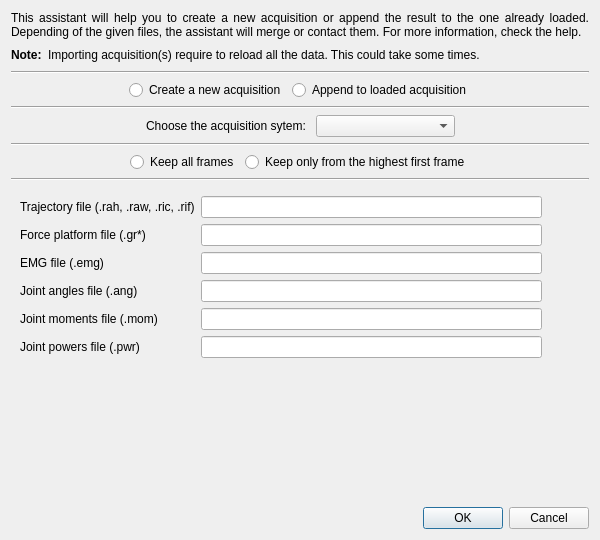
Qt form Tools/Mokka/ImportAssistantDialog.ui (Biomechanical-ToolKit/BTKCore) before a commit.
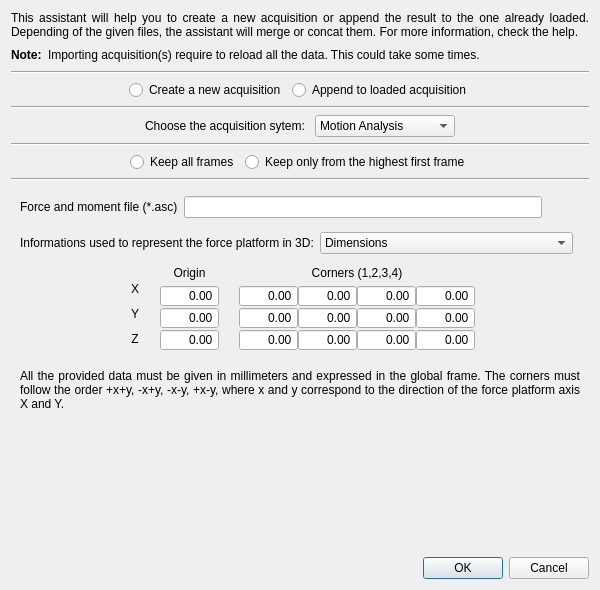
The same form after that commit. The open tabs and pages were chosen to show the change. Icons and pictures are not drawn.

Commit message: [ENH] Mokka: AMTI file supported: use an assistant to give extra informations related to the force platform (dimensions or geometry). [UPD] Mokka: Last configuration of the import assistant saved. [FIX] Mokka: Action to import EMF file not connected.

The edit to the form file:
```diff
--- a/Tools/Mokka/ImportAssistantDialog.ui
+++ b/Tools/Mokka/ImportAssistantDialog.ui
@@ -7,7 +7,7 @@
     <x>0</x>
     <y>0</y>
     <width>600</width>
-    <height>540</height>
+    <height>590</height>
    </rect>
   </property>
   <property name="windowTitle">
@@ -17,7 +17,7 @@
    <item>
     <widget class="QLabel" name="infolabel">
      <property name="text">
-      <string>This assistant will help you to create a new acquisition or append the result to the one already loaded. Depending of the given files, the assistant will merge or contact them. For more information, check the help. </string>
+      <string>This assistant will help you to create a new acquisition or append the result to the one already loaded. Depending of the given files, the assistant will merge or concat them. For more information, check the help. </string>
      </property>
      <property name="alignment">
       <set>Qt::AlignJustify|Qt::AlignTop</set>
@@ -153,7 +153,7 @@
      <item>
       <widget class="QComboBox" name="acquisitionSystemComboBox">
        <property name="currentIndex">
-        <number>-1</number>
+        <number>0</number>
        </property>
        <item>
         <property name="text">
@@ -165,6 +165,11 @@
          <string>BTS Bioengineering</string>
         </property>
        </item>
+       <item>
+        <property name="text">
+         <string>AMTI Force Platform</string>
+        </property>
+       </item>
       </widget>
      </item>
      <item>
@@ -259,7 +264,7 @@
 }</string>
      </property>
      <property name="currentIndex">
-      <number>2</number>
+      <number>3</number>
      </property>
      <widget class="QWidget" name="page"/>
      <widget class="QWidget" name="motionPage">
@@ -596,23 +601,755 @@
          </property>
         </widget>
        </item>
+       <item row="6" column="0">
+        <spacer name="verticalSpacer_2">
+         <property name="orientation">
+          <enum>Qt::Vertical</enum>
+         </property>
+         <property name="sizeHint" stdset="0">
+          <size>
+           <width>20</width>
+           <height>40</height>
+          </size>
+         </property>
+        </spacer>
+       </item>
+      </layout>
+     </widget>
+     <widget class="QWidget" name="amtiPage">
+      <layout class="QVBoxLayout" name="verticalLayout_2">
+       <item>
+        <layout class="QHBoxLayout" name="horizontalLayout_5">
+         <item>
+          <widget class="QLabel" name="amtiForceMomentLabel">
+           <property name="text">
+            <string>Force and moment file (*.asc)</string>
+           </property>
+          </widget>
+         </item>
+         <item>
+          <widget class="QLineEdit" name="amtiForceMomentLineEdit"/>
+         </item>
+         <item>
+          <widget class="QPushButton" name="amtiForceMomentButton">
+           <property name="sizePolicy">
+            <sizepolicy hsizetype="Minimum" vsizetype="Preferred">
+             <horstretch>0</horstretch>
+             <verstretch>0</verstretch>
+            </sizepolicy>
+           </property>
+           <property name="text">
+            <string/>
+           </property>
+           <property name="icon">
+            <iconset resource="images.qrc">
+             <normaloff>:/Resources/Images/folder.png</normaloff>:/Resources/Images/folder.png</iconset>
+           </property>
+           <property name="flat">
+            <bool>true</bool>
+           </property>
+          </widget>
+         </item>
+        </layout>
+       </item>
+       <item>
+        <spacer name="verticalSpacer_4">
+         <property name="orientation">
+          <enum>Qt::Vertical</enum>
+         </property>
+         <property name="sizeType">
+          <enum>QSizePolicy::Fixed</enum>
+         </property>
+         <property name="sizeHint" stdset="0">
+          <size>
+           <width>20</width>
+           <height>8</height>
+          </size>
+         </property>
+        </spacer>
+       </item>
+       <item>
+        <layout class="QHBoxLayout" name="horizontalLayout_6">
+         <item>
+          <widget class="QLabel" name="label">
+           <property name="text">
+            <string>Informations used to represent the force platform in 3D:</string>
+           </property>
+          </widget>
+         </item>
+         <item>
+          <widget class="QComboBox" name="amtiInformationsComboBox">
+           <item>
+            <property name="text">
+             <string>Dimensions</string>
+            </property>
+           </item>
+           <item>
+            <property name="text">
+             <string>Geometry (advanced)</string>
+            </property>
+           </item>
+          </widget>
+         </item>
+         <item>
+          <spacer name="horizontalSpacer_9">
+           <property name="orientation">
+            <enum>Qt::Horizontal</enum>
+           </property>
+          </spacer>
+         </item>
+        </layout>
+       </item>
+       <item>
+        <widget class="QStackedWidget" name="amtiStackedWidget">
+         <property name="currentIndex">
+          <number>0</number>
+         </property>
+         <widget class="QWidget" name="amtiDimensionsPage">
+          <layout class="QVBoxLayout" name="verticalLayout_3">
+           <property name="leftMargin">
+            <number>0</number>
+           </property>
+           <property name="topMargin">
+            <number>6</number>
+           </property>
+           <property name="rightMargin">
+            <number>0</number>
+           </property>
+           <property name="bottomMargin">
+            <number>0</number>
+           </property>
+           <item>
+            <layout class="QHBoxLayout" name="horizontalLayout_8">
+             <property name="spacing">
+              <number>3</number>
+             </property>
+             <property name="bottomMargin">
+              <number>12</number>
+             </property>
+             <item>
+              <spacer name="horizontalSpacer_15">
+               <property name="orientation">
+                <enum>Qt::Horizontal</enum>
+               </property>
+               <property name="sizeHint" stdset="0">
+                <size>
+                 <width>40</width>
+                 <height>20</height>
+                </size>
+               </property>
+              </spacer>
+             </item>
+             <item>
+              <widget class="QLabel" name="label_2">
+               <property name="text">
+                <string>Width:</string>
+               </property>
+              </widget>
+             </item>
+             <item>
+              <widget class="QDoubleSpinBox" name="amtiWidthSpinBox">
+               <property name="alignment">
+                <set>Qt::AlignRight|Qt::AlignTrailing|Qt::AlignVCenter</set>
+               </property>
+               <property name="buttonSymbols">
+                <enum>QAbstractSpinBox::NoButtons</enum>
+               </property>
+               <property name="suffix">
+                <string>mm</string>
+               </property>
+               <property name="maximum">
+                <double>9999.989999999999782</double>
+               </property>
+              </widget>
+             </item>
+             <item>
+              <spacer name="horizontalSpacer_8">
+               <property name="orientation">
+                <enum>Qt::Horizontal</enum>
+               </property>
+               <property name="sizeHint" stdset="0">
+                <size>
+                 <width>28</width>
+                 <height>20</height>
+                </size>
+               </property>
+              </spacer>
+             </item>
+             <item>
+              <widget class="QLabel" name="label_4">
+               <property name="text">
+                <string>Length:</string>
+               </property>
+              </widget>
+             </item>
+             <item>
+              <widget class="QDoubleSpinBox" name="amtiLengthSpinBox">
+               <property name="alignment">
+                <set>Qt::AlignRight|Qt::AlignTrailing|Qt::AlignVCenter</set>
+               </property>
+               <property name="buttonSymbols">
+                <enum>QAbstractSpinBox::NoButtons</enum>
+               </property>
+               <property name="suffix">
+                <string>mm</string>
+               </property>
+               <property name="maximum">
+                <double>9999.989999999999782</double>
+               </property>
+              </widget>
+             </item>
+             <item>
+              <spacer name="horizontalSpacer_11">
+               <property name="orientation">
+                <enum>Qt::Horizontal</enum>
+               </property>
+               <property name="sizeHint" stdset="0">
+                <size>
+                 <width>28</width>
+                 <height>20</height>
+                </size>
+               </property>
+              </spacer>
+             </item>
+             <item>
+              <widget class="QLabel" name="label_3">
+               <property name="text">
+                <string>Height:</string>
+               </property>
+              </widget>
+             </item>
+             <item>
+              <widget class="QDoubleSpinBox" name="amtiHeightSpinBox">
+               <property name="alignment">
+                <set>Qt::AlignRight|Qt::AlignTrailing|Qt::AlignVCenter</set>
+               </property>
+               <property name="buttonSymbols">
+                <enum>QAbstractSpinBox::NoButtons</enum>
+               </property>
+               <property name="suffix">
+                <string>mm</string>
+               </property>
+               <property name="maximum">
+                <double>9999.989999999999782</double>
+               </property>
+              </widget>
+             </item>
+             <item>
+              <spacer name="horizontalSpacer_16">
+               <property name="orientation">
+                <enum>Qt::Horizontal</enum>
+               </property>
+               <property name="sizeHint" stdset="0">
+                <size>
+                 <width>40</width>
+                 <height>20</height>
+                </size>
+               </property>
+              </spacer>
+             </item>
+            </layout>
+           </item>
+           <item>
+            <widget class="QLabel" name="noteInfoLabel_3">
+             <property name="sizePolicy">
+              <sizepolicy hsizetype="Expanding" vsizetype="Expanding">
+               <horstretch>0</horstretch>
+               <verstretch>0</verstretch>
+              </sizepolicy>
+             </property>
+             <property name="text">
+              <string>&lt;!DOCTYPE HTML PUBLIC &quot;-//W3C//DTD HTML 4.0//EN&quot; &quot;http://www.w3.org/TR/REC-html40/strict.dtd&quot;&gt;
+&lt;html&gt;&lt;head&gt;&lt;meta name=&quot;qrichtext&quot; content=&quot;1&quot; /&gt;&lt;style type=&quot;text/css&quot;&gt;
+p, li { white-space: pre-wrap; }
+&lt;/style&gt;&lt;/head&gt;&lt;body style=&quot; font-family:'Lucida Grande'; font-size:13pt; font-weight:400; font-style:normal;&quot;&gt;
+&lt;p style=&quot; margin-top:0px; margin-bottom:0px; margin-left:0px; margin-right:0px; -qt-block-indent:0; text-indent:0px;&quot;&gt;All the provided data must be given in millimeters. You can find them in the delivered documentation or using the &lt;a href=&quot;http://amti.biz/AMTIpibrowser.aspx&quot;&gt;&lt;span style=&quot; text-decoration: underline; color:#0000ff;&quot;&gt;AMTI product browser&lt;/span&gt;&lt;/a&gt;.&lt;/p&gt;&lt;/body&gt;&lt;/html&gt;</string>
+             </property>
+             <property name="alignment">
+              <set>Qt::AlignJustify|Qt::AlignTop</set>
+             </property>
+             <property name="wordWrap">
+              <bool>true</bool>
+             </property>
+             <property name="openExternalLinks">
+              <bool>true</bool>
+             </property>
+            </widget>
+           </item>
+           <item>
+            <spacer name="verticalSpacer_3">
+             <property name="orientation">
+              <enum>Qt::Vertical</enum>
+             </property>
+             <property name="sizeHint" stdset="0">
+              <size>
+               <width>20</width>
+               <height>40</height>
+              </size>
+             </property>
+            </spacer>
+           </item>
+          </layout>
+         </widget>
+         <widget class="QWidget" name="amtiGeometryPage">
+          <layout class="QVBoxLayout" name="verticalLayout_8">
+           <property name="margin">
+            <number>0</number>
+           </property>
+           <item>
+            <layout class="QHBoxLayout" name="horizontalLayout_7">
+             <property name="spacing">
+              <number>0</number>
+             </property>
+             <property name="bottomMargin">
+              <number>12</number>
+             </property>
+             <item>
+              <spacer name="horizontalSpacer_13">
+               <property name="orientation">
+                <enum>Qt::Horizontal</enum>
+               </property>
+               <property name="sizeHint" stdset="0">
+                <size>
+                 <width>40</width>
+                 <height>20</height>
+                </size>
+               </property>
+              </spacer>
+             </item>
+             <item>
+              <layout class="QVBoxLayout" name="verticalLayout_7">
+               <property name="spacing">
+                <number>0</number>
+               </property>
+               <item>
+                <spacer name="verticalSpacer_6">
+                 <property name="orientation">
+                  <enum>Qt::Vertical</enum>
+                 </property>
+                 <property name="sizeType">
+                  <enum>QSizePolicy::Fixed</enum>
+                 </property>
+                 <property name="sizeHint" stdset="0">
+                  <size>
+                   <width>20</width>
+                   <height>16</height>
+                  </size>
+                 </property>
+                </spacer>
+               </item>
+               <item>
+                <widget class="QLabel" name="label_8">
+                 <property name="minimumSize">
+                  <size>
+                   <width>0</width>
+                   <height>25</height>
+                  </size>
+                 </property>
+                 <property name="text">
+                  <string>X</string>
+                 </property>
+                 <property name="alignment">
+                  <set>Qt::AlignCenter</set>
+                 </property>
+                </widget>
+               </item>
+               <item>
+                <widget class="QLabel" name="label_9">
+                 <property name="minimumSize">
+                  <size>
+                   <width>0</width>
+                   <height>25</height>
+                  </size>
+                 </property>
+                 <property name="text">
+                  <string>Y</string>
+                 </property>
+                 <property name="alignment">
+                  <set>Qt::AlignCenter</set>
+                 </property>
+                </widget>
+               </item>
+               <item>
+                <widget class="QLabel" name="label_10">
+                 <property name="minimumSize">
+                  <size>
+                   <width>0</width>
+                   <height>25</height>
+                  </size>
+                 </property>
+                 <property name="text">
+                  <string>Z</string>
+                 </property>
+                 <property name="alignment">
+                  <set>Qt::AlignCenter</set>
+                 </property>
+                </widget>
+               </item>
+              </layout>
+             </item>
+             <item>
+              <spacer name="horizontalSpacer_12">
+               <property name="orientation">
+                <enum>Qt::Horizontal</enum>
+               </property>
+               <property name="sizeType">
+                <enum>QSizePolicy::Fixed</enum>
+               </property>
+               <property name="sizeHint" stdset="0">
+                <size>
+                 <width>15</width>
+                 <height>20</height>
+                </size>
+               </property>
+              </spacer>
+             </item>
+             <item>
+              <layout class="QVBoxLayout" name="verticalLayout_5">
+               <property name="spacing">
+                <number>0</number>
+               </property>
+               <item>
+                <widget class="QLabel" name="label_5">
+                 <property name="text">
+                  <string>Origin</string>
+                 </property>
+                 <property name="alignment">
+                  <set>Qt::AlignCenter</set>
+                 </property>
+                </widget>
+               </item>
+               <item>
+                <layout class="QGridLayout" name="gridLayout_4">
+                 <property name="spacing">
+                  <number>0</number>
+                 </property>
+                 <item row="0" column="0">
+                  <widget class="QDoubleSpinBox" name="amtiOriginX">
+                   <property name="alignment">
+                    <set>Qt::AlignRight|Qt::AlignTrailing|Qt::AlignVCenter</set>
+                   </property>
+                   <property name="buttonSymbols">
+                    <enum>QAbstractSpinBox::NoButtons</enum>
+                   </property>
+                   <property name="minimum">
+                    <double>-9999.989999999999782</double>
+                   </property>
+                   <property name="maximum">
+                    <double>9999.989999999999782</double>
+                   </property>
+                  </widget>
+                 </item>
+                 <item row="1" column="0">
+                  <widget class="QDoubleSpinBox" name="amtiOriginY">
+                   <property name="alignment">
+                    <set>Qt::AlignRight|Qt::AlignTrailing|Qt::AlignVCenter</set>
+                   </property>
+                   <property name="buttonSymbols">
+                    <enum>QAbstractSpinBox::NoButtons</enum>
+                   </property>
+                   <property name="minimum">
+                    <double>-9999.989999999999782</double>
+                   </property>
+                   <property name="maximum">
+                    <double>9999.989999999999782</double>
+                   </property>
+                  </widget>
+                 </item>
+                 <item row="2" column="0">
+                  <widget class="QDoubleSpinBox" name="amtiOriginZ">
+                   <property name="alignment">
+                    <set>Qt::AlignRight|Qt::AlignTrailing|Qt::AlignVCenter</set>
+                   </property>
+                   <property name="buttonSymbols">
+                    <enum>QAbstractSpinBox::NoButtons</enum>
+                   </property>
+                   <property name="minimum">
+                    <double>-9999.989999999999782</double>
+                   </property>
+                   <property name="maximum">
+                    <double>9999.989999999999782</double>
+                   </property>
+                  </widget>
+                 </item>
+                </layout>
+               </item>
+              </layout>
+             </item>
+             <item>
+              <spacer name="horizontalSpacer_10">
+               <property name="orientation">
+                <enum>Qt::Horizontal</enum>
+               </property>
+               <property name="sizeType">
+                <enum>QSizePolicy::Fixed</enum>
+               </property>
+               <property name="sizeHint" stdset="0">
+                <size>
+                 <width>20</width>
+                 <height>20</height>
+                </size>
+               </property>
+              </spacer>
+             </item>
+             <item>
+              <layout class="QVBoxLayout" name="verticalLayout_4">
+               <property name="spacing">
+                <number>0</number>
+               </property>
+               <item>
+                <widget class="QLabel" name="label_6">
+                 <property name="text">
+                  <string>Corners (1,2,3,4)</string>
+                 </property>
+                 <property name="alignment">
+                  <set>Qt::AlignCenter</set>
+                 </property>
+                </widget>
+               </item>
+               <item>
+                <layout class="QGridLayout" name="gridLayout_3">
+                 <property name="spacing">
+                  <number>0</number>
+                 </property>
+                 <item row="0" column="0">
+                  <widget class="QDoubleSpinBox" name="amtiC1X">
+                   <property name="alignment">
+                    <set>Qt::AlignRight|Qt::AlignTrailing|Qt::AlignVCenter</set>
+                   </property>
+                   <property name="buttonSymbols">
+                    <enum>QAbstractSpinBox::NoButtons</enum>
+                   </property>
+                   <property name="minimum">
+                    <double>-9999.989999999999782</double>
+                   </property>
+                   <property name="maximum">
+                    <double>9999.989999999999782</double>
+                   </property>
+                  </widget>
+                 </item>
+                 <item row="0" column="1">
+                  <widget class="QDoubleSpinBox" name="amtiC2X">
+                   <property name="alignment">
+                    <set>Qt::AlignRight|Qt::AlignTrailing|Qt::AlignVCenter</set>
+                   </property>
+                   <property name="buttonSymbols">
+                    <enum>QAbstractSpinBox::NoButtons</enum>
+                   </property>
+                   <property name="minimum">
+                    <double>-9999.989999999999782</double>
+                   </property>
+                   <property name="maximum">
+                    <double>9999.989999999999782</double>
+                   </property>
+                  </widget>
+                 </item>
+                 <item row="0" column="2">
+                  <widget class="QDoubleSpinBox" name="amtiC3X">
+                   <property name="alignment">
+                    <set>Qt::AlignRight|Qt::AlignTrailing|Qt::AlignVCenter</set>
+                   </property>
+                   <property name="buttonSymbols">
+                    <enum>QAbstractSpinBox::NoButtons</enum>
+                   </property>
+                   <property name="minimum">
+                    <double>-9999.989999999999782</double>
+                   </property>
+                   <property name="maximum">
+                    <double>9999.989999999999782</double>
+                   </property>
+                  </widget>
+                 </item>
+                 <item row="0" column="3">
+                  <widget class="QDoubleSpinBox" name="amtiC4X">
+                   <property name="alignment">
+                    <set>Qt::AlignRight|Qt::AlignTrailing|Qt::AlignVCenter</set>
+                   </property>
+                   <property name="buttonSymbols">
+                    <enum>QAbstractSpinBox::NoButtons</enum>
+                   </property>
+                   <property name="minimum">
+                    <double>-9999.989999999999782</double>
+                   </property>
+                   <property name="maximum">
+                    <double>9999.989999999999782</double>
+                   </property>
+                  </widget>
+                 </item>
+                 <item row="1" column="0">
+                  <widget class="QDoubleSpinBox" name="amtiC1Y">
+                   <property name="alignment">
+                    <set>Qt::AlignRight|Qt::AlignTrailing|Qt::AlignVCenter</set>
+                   </property>
+                   <property name="buttonSymbols">
+                    <enum>QAbstractSpinBox::NoButtons</enum>
+                   </property>
+                   <property name="minimum">
+                    <double>-9999.989999999999782</double>
+                   </property>
+                   <property name="maximum">
+                    <double>9999.989999999999782</double>
+                   </property>
+                  </widget>
+                 </item>
+                 <item row="1" column="1">
+                  <widget class="QDoubleSpinBox" name="amtiC2Y">
+                   <property name="alignment">
+                    <set>Qt::AlignRight|Qt::AlignTrailing|Qt::AlignVCenter</set>
+                   </property>
+                   <property name="buttonSymbols">
+                    <enum>QAbstractSpinBox::NoButtons</enum>
+                   </property>
+                   <property name="minimum">
+                    <double>-9999.989999999999782</double>
+                   </property>
+                   <property name="maximum">
+                    <double>9999.989999999999782</double>
+                   </property>
+                  </widget>
+                 </item>
+                 <item row="1" column="2">
+                  <widget class="QDoubleSpinBox" name="amtiC3Y">
+                   <property name="alignment">
+                    <set>Qt::AlignRight|Qt::AlignTrailing|Qt::AlignVCenter</set>
+                   </property>
+                   <property name="buttonSymbols">
+                    <enum>QAbstractSpinBox::NoButtons</enum>
+                   </property>
+                   <property name="minimum">
+                    <double>-9999.989999999999782</double>
+                   </property>
+                   <property name="maximum">
+                    <double>9999.989999999999782</double>
+                   </property>
+                  </widget>
+                 </item>
+                 <item row="1" column="3">
+                  <widget class="QDoubleSpinBox" name="amtiC4Y">
+                   <property name="alignment">
+                    <set>Qt::AlignRight|Qt::AlignTrailing|Qt::AlignVCenter</set>
+                   </property>
+                   <property name="buttonSymbols">
+                    <enum>QAbstractSpinBox::NoButtons</enum>
+                   </property>
+                   <property name="minimum">
+                    <double>-9999.989999999999782</double>
+                   </property>
+                   <property name="maximum">
+                    <double>9999.989999999999782</double>
+                   </property>
+                  </widget>
+                 </item>
+                 <item row="2" column="0">
+                  <widget class="QDoubleSpinBox" name="amtiC1Z">
+                   <property name="alignment">
+                    <set>Qt::AlignRight|Qt::AlignTrailing|Qt::AlignVCenter</set>
+                   </property>
+                   <property name="buttonSymbols">
+                    <enum>QAbstractSpinBox::NoButtons</enum>
+                   </property>
+                   <property name="minimum">
+                    <double>-9999.989999999999782</double>
+                   </property>
+                   <property name="maximum">
+                    <double>9999.989999999999782</double>
+                   </property>
+                  </widget>
+                 </item>
+                 <item row="2" column="1">
+                  <widget class="QDoubleSpinBox" name="amtiC2Z">
+                   <property name="alignment">
+                    <set>Qt::AlignRight|Qt::AlignTrailing|Qt::AlignVCenter</set>
+                   </property>
+                   <property name="buttonSymbols">
+                    <enum>QAbstractSpinBox::NoButtons</enum>
+                   </property>
+                   <property name="minimum">
+                    <double>-9999.989999999999782</double>
+                   </property>
+                   <property name="maximum">
+                    <double>9999.989999999999782</double>
+                   </property>
+                  </widget>
+                 </item>
+                 <item row="2" column="2">
+                  <widget class="QDoubleSpinBox" name="amtiC3Z">
+                   <property name="alignment">
+                    <set>Qt::AlignRight|Qt::AlignTrailing|Qt::AlignVCenter</set>
+                   </property>
+                   <property name="buttonSymbols">
+                    <enum>QAbstractSpinBox::NoButtons</enum>
+                   </property>
+                   <property name="minimum">
+                    <double>-9999.989999999999782</double>
+                   </property>
+                   <property name="maximum">
+                    <double>9999.989999999999782</double>
+                   </property>
+                  </widget>
+                 </item>
+                 <item row="2" column="3">
+                  <widget class="QDoubleSpinBox" name="amtiC4Z">
+                   <property name="alignment">
+                    <set>Qt::AlignRight|Qt::AlignTrailing|Qt::AlignVCenter</set>
+                   </property>
+                   <property name="buttonSymbols">
+                    <enum>QAbstractSpinBox::NoButtons</enum>
+                   </property>
+                   <property name="minimum">
+                    <double>-9999.989999999999782</double>
+                   </property>
+                   <property name="maximum">
+                    <double>9999.989999999999782</double>
+                   </property>
+                  </widget>
+                 </item>
+                </layout>
+               </item>
+              </layout>
+             </item>
+             <item>
+              <spacer name="horizontalSpacer_14">
+               <property name="orientation">
+                <enum>Qt::Horizontal</enum>
+               </property>
+               <property name="sizeHint" stdset="0">
+                <size>
+                 <width>40</width>
+                 <height>20</height>
+                </size>
+               </property>
+              </spacer>
+             </item>
+            </layout>
+           </item>
+           <item>
+            <widget class="QLabel" name="noteInfoLabel_4">
+             <property name="sizePolicy">
+              <sizepolicy hsizetype="Expanding" vsizetype="Expanding">
+               <horstretch>0</horstretch>
+               <verstretch>0</verstretch>
+              </sizepolicy>
+             </property>
+             <property name="text">
+              <string>All the provided data must be given in millimeters and expressed in the global frame. The corners must follow the order +x+y, -x+y, -x-y, +x-y, where x and y correspond to the direction of the force platform axis X and Y.</string>
+             </property>
+             <property name="alignment">
+              <set>Qt::AlignJustify|Qt::AlignTop</set>
+             </property>
+             <property name="wordWrap">
+              <bool>true</bool>
+             </property>
+            </widget>
+           </item>
+          </layout>
+         </widget>
+        </widget>
+       </item>
       </layout>
      </widget>
     </widget>
    </item>
-   <item>
-    <spacer name="verticalSpacer_2">
-     <property name="orientation">
-      <enum>Qt::Vertical</enum>
-     </property>
-     <property name="sizeHint" stdset="0">
-      <size>
-       <width>20</width>
-       <height>40</height>
-      </size>
-     </property>
-    </spacer>
-   </item>
    <item>
     <widget class="QDialogButtonBox" name="buttonBox">
      <property name="orientation">
```
The commit also changes 7 other files.
